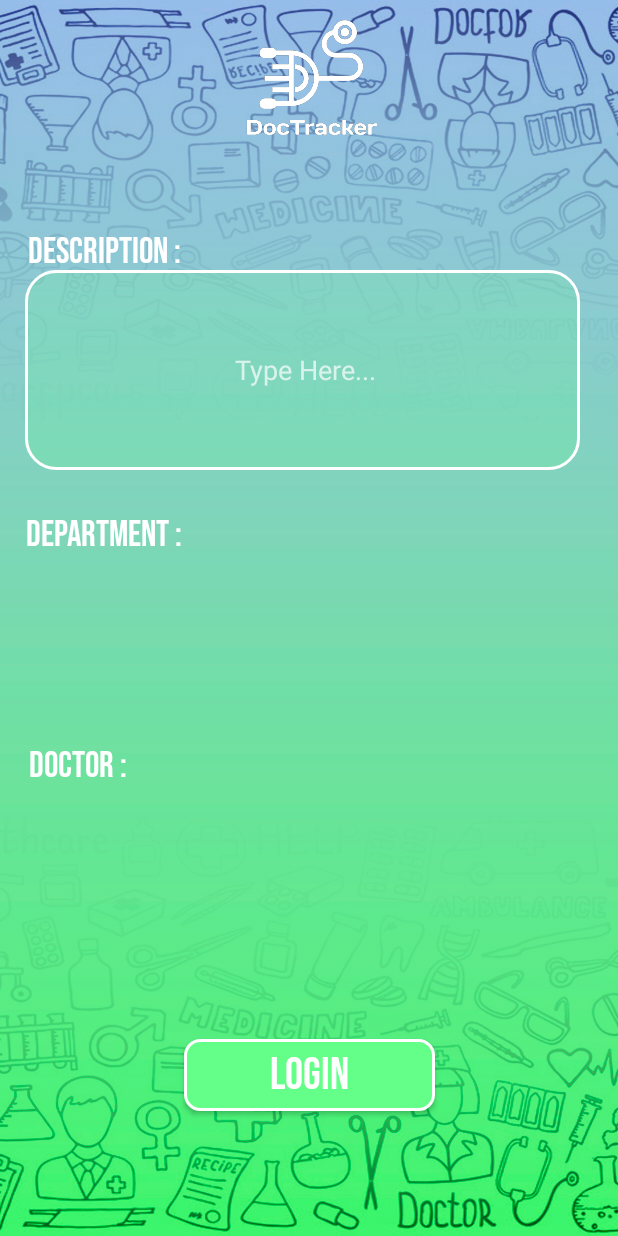
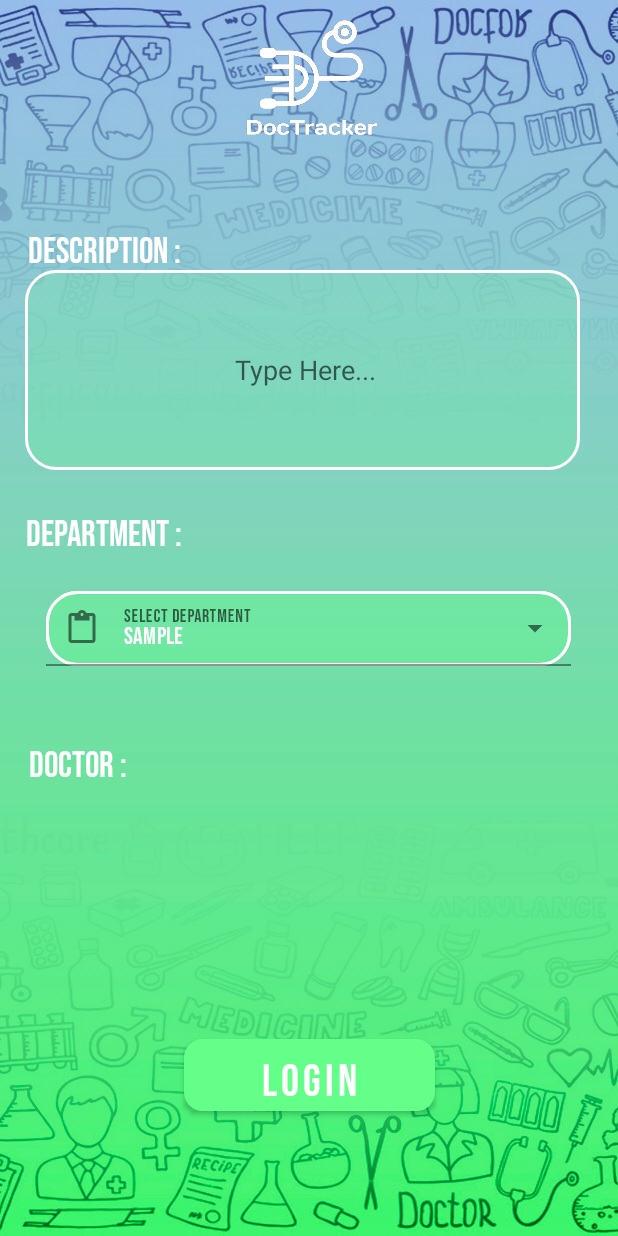
Before and after one commit to pratik1024/DocTrack00, an Android app: the MainActivity6 screen opened directly, with no data from a screen before it, on a phone screen of 412 x 824 dp. Run offline under Robolectric (Android 15) with nearby library versions, the phone set to English and light mode, and no system bars; Roboto replaces fonts that are not available here.

Commit message:
Stylish Drop Down Menu Added

```diff
--- a/app/src/main/java/com/example/project_test/MainActivity6.java
+++ b/app/src/main/java/com/example/project_test/MainActivity6.java
@@ -2,14 +2,36 @@ package com.example.project_test;
 
 import androidx.appcompat.app.AppCompatActivity;
 
+import android.content.Context;
 import android.os.Bundle;
+import android.view.View;
+import android.widget.AdapterView;
+import android.widget.ArrayAdapter;
+import android.widget.AutoCompleteTextView;
+import android.widget.Toast;
+
+import com.google.android.material.textfield.TextInputLayout;
 
 
 public class MainActivity6 extends AppCompatActivity {
-
+ AutoCompleteTextView autoCompleteTextView;
+ TextInputLayout textInputLayout;
     @Override
     protected void onCreate(Bundle savedInstanceState) {
         super.onCreate(savedInstanceState);
         setContentView(R.layout.activity_main6);
+
+
+        textInputLayout =findViewById(R.id.til_dept);
+        autoCompleteTextView = findViewById(R.id.act_dept);
+        String [] dept={"Dept1","Dept2","Dept3","Dept4","Dept5","Dept6","Other"};
+        ArrayAdapter<String> itemAdapter = new ArrayAdapter<>(getApplicationContext(), R.layout.dept_list,dept);
+        autoCompleteTextView.setAdapter(itemAdapter);
+        autoCompleteTextView.setThreshold(1);
+//        autoCompleteTextView.setOnClickListener(new AdapterView.OnItemClickListener(){
+//            @Override
+//            public void onItemClick(AdapterView<?>parent, View view, int position,long id){}
+//
+//        });
     }
 }
--- /dev/null
+++ b/app/src/main/res/drawable/baseline_content_paste_24.xml
@@ -0,0 +1,5 @@
+<vector android:height="24dp" android:tint="#FFFFFF"
+    android:viewportHeight="24" android:viewportWidth="24"
+    android:width="24dp" xmlns:android="http://schemas.android.com/apk/res/android">
+    <path android:fillColor="@android:color/white" android:pathData="M19,2h-4.18C14.4,0.84 13.3,0 12,0c-1.3,0 -2.4,0.84 -2.82,2L5,2c-1.1,0 -2,0.9 -2,2v16c0,1.1 0.9,2 2,2h14c1.1,0 2,-0.9 2,-2L21,4c0,-1.1 -0.9,-2 -2,-2zM12,2c0.55,0 1,0.45 1,1s-0.45,1 -1,1 -1,-0.45 -1,-1 0.45,-1 1,-1zM19,20L5,20L5,4h2v3h10L17,4h2v16z"/>
+</vector>
--- a/app/src/main/res/drawable/btn_shape.xml
+++ b/app/src/main/res/drawable/btn_shape.xml
@@ -1,6 +1,6 @@
 <?xml version="1.0" encoding="UTF-8"?>
 <shape xmlns:android="http://schemas.android.com/apk/res/android">
     <corners android:radius="10dp" />
-    <stroke android:color="#FFFFFF" android:width="2dp" />
+    <stroke android:color="#FFFFFF" android:width="5dp" />
     <solid android:color="#63ff88" />
 </shape>
--- /dev/null
+++ b/app/src/main/res/drawable/list_dsgn.xml
@@ -0,0 +1,6 @@
+<?xml version="1.0" encoding="utf-8"?>
+<shape xmlns:android="http://schemas.android.com/apk/res/android">
+    <solid android:color="#FFFFFF"/>
+    <stroke android:color="@color/ic_launcher_background" android:width="1dp"/>
+    <corners android:radius="0dp"/>
+</shape>
--- a/app/src/main/res/layout/activity_main6.xml
+++ b/app/src/main/res/layout/activity_main6.xml
@@ -16,7 +16,8 @@
         app:layout_constraintStart_toStartOf="parent"
         app:layout_constraintTop_toTopOf="parent"
         app:layout_constraintVertical_bias="0.0"
-        app:srcCompat="@drawable/logo" />
+        app:srcCompat="@drawable/logo"
+        android:contentDescription="Logo" />
 
     <TextView
         android:id="@+id/desc"
@@ -96,4 +97,32 @@
         app:layout_constraintStart_toStartOf="parent"
         app:layout_constraintTop_toBottomOf="@+id/imageView7"
         app:layout_constraintVertical_bias="0.134" />
+
+    <com.google.android.material.textfield.TextInputLayout
+        android:id="@+id/til_dept"
+        android:layout_width="350dp"
+        android:layout_height="50dp"
+        app:layout_constraintBottom_toTopOf="@+id/rgstr_btn"
+        app:layout_constraintEnd_toEndOf="parent"
+        app:layout_constraintHorizontal_bias="0.491"
+        app:layout_constraintStart_toStartOf="parent"
+        app:layout_constraintTop_toBottomOf="@+id/desc_text"
+        app:layout_constraintVertical_bias="0.244"
+        style="@style/Widget.MaterialComponents.TextInputLayout.FilledBox.ExposedDropdownMenu"
+        app:startIconDrawable="@drawable/baseline_content_paste_24"
+        android:background="@drawable/edt_background">
+        <AutoCompleteTextView
+            android:id="@+id/act_dept"
+            android:background="@drawable/edt_background"
+            android:layout_width="match_parent"
+            android:layout_height="wrap_content"
+            android:hint="Select Department"
+            android:fontFamily="@font/bebas_neue"
+            android:textColor="@color/white"
+            android:text="Sample"
+            >
+
+        </AutoCompleteTextView>
+
+    </com.google.android.material.textfield.TextInputLayout>
 </androidx.constraintlayout.widget.ConstraintLayout>
--- /dev/null
+++ b/app/src/main/res/layout/dept_list.xml
@@ -0,0 +1,13 @@
+<?xml version="1.0" encoding="utf-8"?>
+<TextView xmlns:android="http://schemas.android.com/apk/res/android"
+    android:layout_width="match_parent"
+    android:layout_height="wrap_content"
+    android:text="DEPT"
+    android:padding="5dp"
+    android:layout_margin="2dp"
+    android:fontFamily="@font/bebas_neue"
+    android:textColor="#11220B"
+    android:background="@drawable/list_dsgn"
+    android:textSize="20dp">
+
+</TextView>
--- a/app/src/main/res/values-night/themes.xml
+++ b/app/src/main/res/values-night/themes.xml
@@ -1,6 +1,6 @@
 <resources xmlns:tools="http://schemas.android.com/tools">
     <!-- Base application theme. -->
-    <style name="Theme.Project_Test" parent="Theme.AppCompat.NoActionBar">
+    <style name="Theme.Project_Test" parent="Theme.MaterialComponents.DayNight.NoActionBar">
         <!-- Primary brand color. -->
         <item name="colorPrimary">#63ff88</item>
         <item name="colorPrimaryVariant">#63ff88</item>
--- a/app/src/main/res/values/strings.xml
+++ b/app/src/main/res/values/strings.xml
@@ -1,3 +1,4 @@
 <resources>
     <string name="app_name">DocTracker</string>
+    <string name="label_dept">Select Department</string>
 </resources>
--- a/app/src/main/res/values/themes.xml
+++ b/app/src/main/res/values/themes.xml
@@ -1,6 +1,6 @@
 <resources xmlns:tools="http://schemas.android.com/tools">
     <!-- Base application theme. -->
-    <style name="Theme.Project_Test" parent="Theme.AppCompat.NoActionBar">
+    <style name="Theme.Project_Test" parent="Theme.MaterialComponents.DayNight.NoActionBar">
         <!-- Primary brand color. -->
         <item name="colorPrimary">#63ff88</item>
         <item name="colorPrimaryVariant">#63ff88</item>
```
